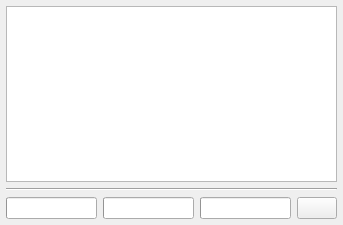
First picture: the form in Tools/Launcher/DataQt/updatedialog.ui, repository xaoctech/dava.engine, before the edit.
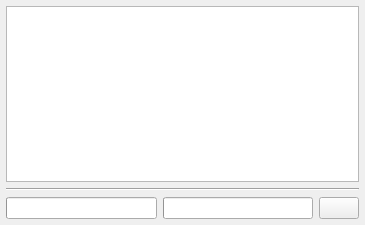
Second picture: the form after the edit. Icons and pictures are not drawn.

The edit to the form file:
```diff
--- a/Tools/Launcher/DataQt/updatedialog.ui
+++ b/Tools/Launcher/DataQt/updatedialog.ui
@@ -9,7 +9,7 @@
    <rect>
     <x>0</x>
     <y>0</y>
-    <width>335</width>
+    <width>365</width>
     <height>225</height>
    </rect>
   </property>
@@ -110,19 +110,6 @@
         </property>
        </widget>
       </item>
-      <item>
-       <widget class="QProgressBar" name="progressBar_testing">
-        <property name="whatsThis">
-         <string>Test progress</string>
-        </property>
-        <property name="value">
-         <number>0</number>
-        </property>
-        <property name="textVisible">
-         <bool>false</bool>
-        </property>
-       </widget>
-      </item>
       <item>
        <widget class="QProgressBar" name="progressBar_unpacking">
         <property name="whatsThis">
```
